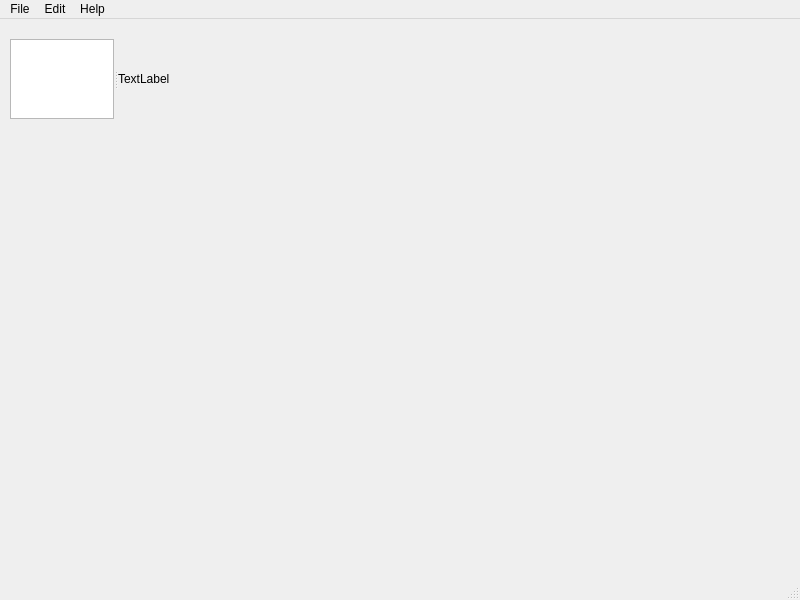
First picture: the form in UI/main.ui, repository staffeev/AmongGraphs, before the edit.
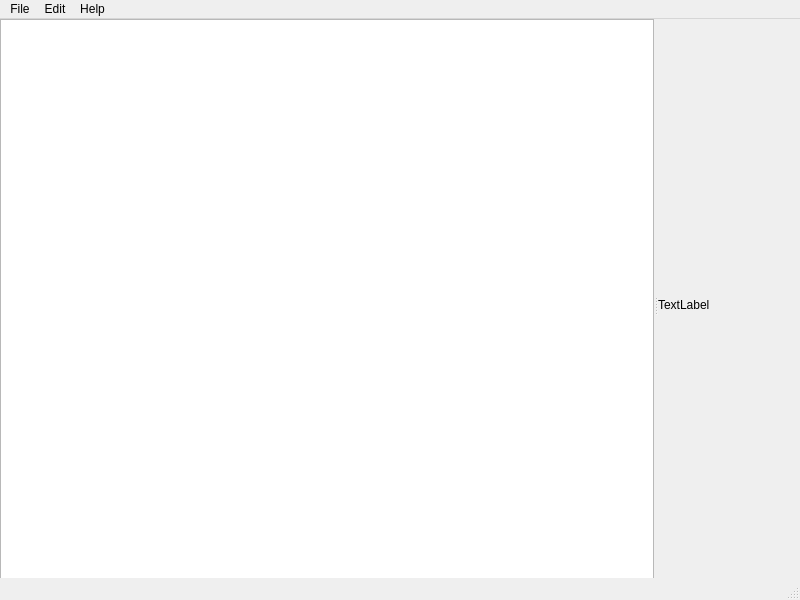
Second picture: the form after the edit.

Commit message: tree element added

What changed in the file:
```diff
--- a/UI/main.ui
+++ b/UI/main.ui
@@ -37,17 +37,17 @@
      <rect>
       <x>0</x>
       <y>0</y>
-      <width>221</width>
-      <height>151</height>
+      <width>801</width>
+      <height>571</height>
      </rect>
     </property>
     <widget class="QWidget" name="horizontalLayoutWidget">
      <property name="geometry">
       <rect>
-       <x>10</x>
-       <y>20</y>
-       <width>160</width>
-       <height>80</height>
+       <x>0</x>
+       <y>0</y>
+       <width>791</width>
+       <height>571</height>
       </rect>
      </property>
      <layout class="QHBoxLayout" name="hl">
@@ -62,7 +62,7 @@
         <property name="orientation">
          <enum>Qt::Horizontal</enum>
         </property>
-        <widget class="QListWidget" name="graph_list"/>
+        <widget class="QTreeView" name="graph_list"/>
         <widget class="QLabel" name="canvas">
          <property name="text">
           <string>TextLabel</string>
```
The commit also changes 3 other files.
